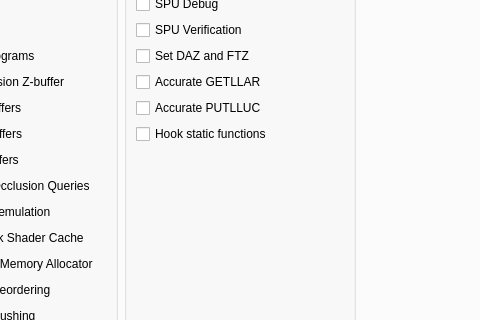
Above: rpcs3/rpcs3qt/settings_dialog.ui from RPCS3/rpcs3 before the change; both pictures show x 136 to 616 and y 107 to 427 of the 752 by 626 pixel window. Below: the same form after it.
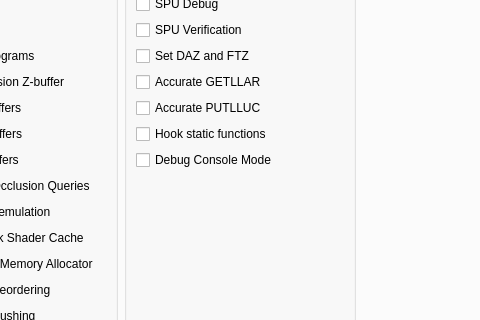
That is the form after the change. The open tabs and pages were chosen to show the change. Icons and pictures are not drawn.

Commit message: Add debug console mode to settings

```diff
--- a/rpcs3/rpcs3qt/settings_dialog.ui
+++ b/rpcs3/rpcs3qt/settings_dialog.ui
@@ -2316,6 +2316,13 @@
               </property>
              </widget>
             </item>
+            <item>
+             <widget class="QCheckBox" name="debugConsoleMode">
+              <property name="text">
+               <string>Debug Console Mode</string>
+              </property>
+             </widget>
+            </item>
             <item>
              <spacer name="verticalSpacer">
               <property name="orientation">
```
The commit also changes 3 other files.
